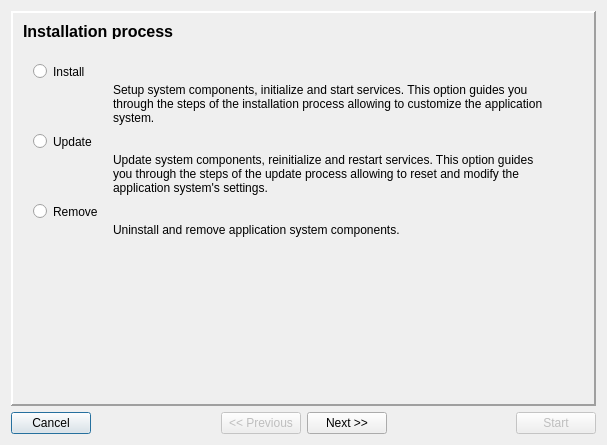
Above: install/dlgMain.ui from tbikfalvi/Belenus before the change. Below: the same form after it.
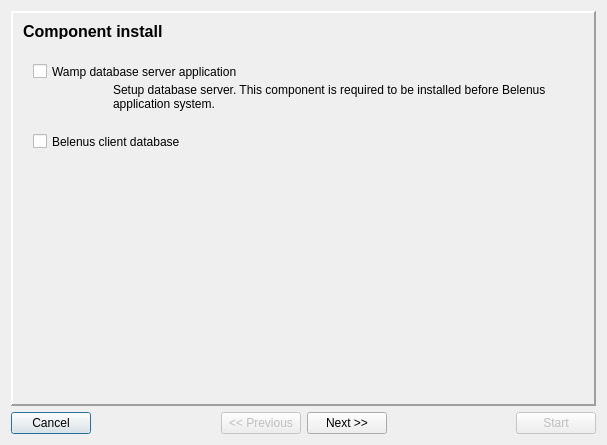
That is the form after the change. Icons and pictures are not drawn.

What changed in the file:
```diff
--- a/install/dlgMain.ui
+++ b/install/dlgMain.ui
@@ -52,7 +52,7 @@
       <number>2</number>
      </property>
      <property name="currentIndex">
-      <number>1</number>
+      <number>2</number>
      </property>
      <widget class="QWidget" name="page0">
       <widget class="QLabel" name="Logo">
@@ -159,7 +159,7 @@
       </widget>
      </widget>
      <widget class="QWidget" name="page1">
-      <widget class="QLabel" name="lblTitle2">
+      <widget class="QLabel" name="lblTitle1">
        <property name="geometry">
         <rect>
          <x>10</x>
@@ -330,6 +330,89 @@
        </property>
       </widget>
      </widget>
+     <widget class="QWidget" name="page">
+      <widget class="QLabel" name="lblTitle2">
+       <property name="geometry">
+        <rect>
+         <x>10</x>
+         <y>10</y>
+         <width>201</width>
+         <height>16</height>
+        </rect>
+       </property>
+       <property name="font">
+        <font>
+         <pointsize>12</pointsize>
+         <weight>75</weight>
+         <bold>true</bold>
+        </font>
+       </property>
+       <property name="text">
+        <string>Component install</string>
+       </property>
+      </widget>
+      <widget class="QCheckBox" name="chkWamp">
+       <property name="geometry">
+        <rect>
+         <x>20</x>
+         <y>50</y>
+         <width>311</width>
+         <height>17</height>
+        </rect>
+       </property>
+       <property name="text">
+        <string>Wamp database server application</string>
+       </property>
+      </widget>
+      <widget class="QLabel" name="imgWamp">
+       <property name="geometry">
+        <rect>
+         <x>40</x>
+         <y>70</y>
+         <width>40</width>
+         <height>40</height>
+        </rect>
+       </property>
+       <property name="text">
+        <string/>
+       </property>
+       <property name="pixmap">
+        <pixmap resource="install.qrc">:/icons/40x40_wamp.png</pixmap>
+       </property>
+      </widget>
+      <widget class="QLabel" name="lblText3_1">
+       <property name="geometry">
+        <rect>
+         <x>100</x>
+         <y>70</y>
+         <width>440</width>
+         <height>50</height>
+        </rect>
+       </property>
+       <property name="text">
+        <string>Setup database server. This component is required to be installed before Belenus application system.</string>
+       </property>
+       <property name="alignment">
+        <set>Qt::AlignLeading|Qt::AlignLeft|Qt::AlignTop</set>
+       </property>
+       <property name="wordWrap">
+        <bool>true</bool>
+       </property>
+      </widget>
+      <widget class="QCheckBox" name="chkDatabase">
+       <property name="geometry">
+        <rect>
+         <x>20</x>
+         <y>120</y>
+         <width>291</width>
+         <height>17</height>
+        </rect>
+       </property>
+       <property name="text">
+        <string>Belenus client database</string>
+       </property>
+      </widget>
+     </widget>
     </widget>
    </item>
    <item>
```
Left out of the diff: 2 changed lines with no effect on the pictures.
